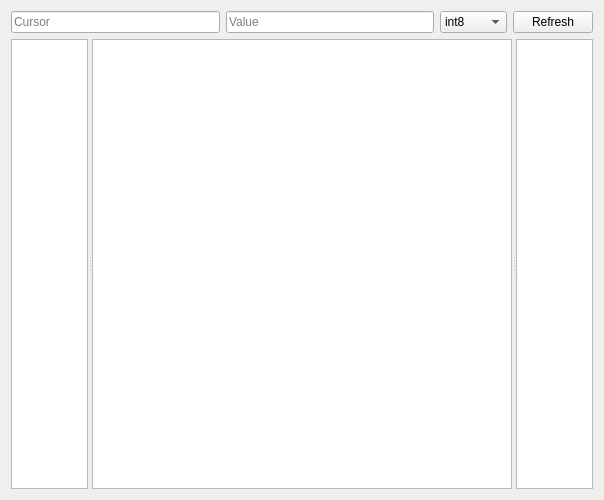
Above: ui/mem-editor.ui from allencch/med before the change. Below: the same form after it.
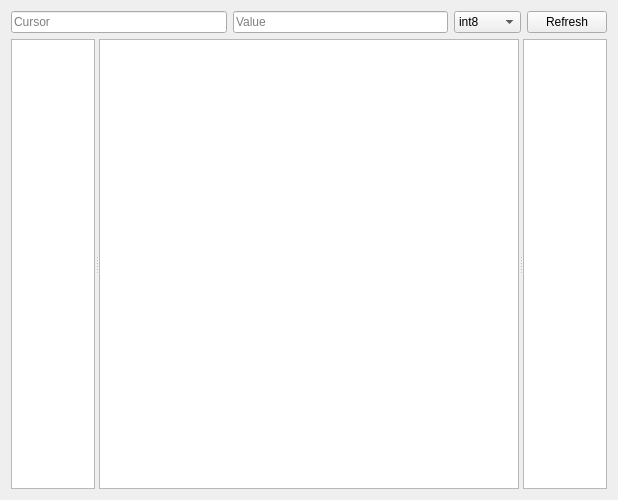
That is the form after the change.

```diff
--- a/ui/mem-editor.ui
+++ b/ui/mem-editor.ui
@@ -6,7 +6,7 @@
    <rect>
     <x>0</x>
     <y>0</y>
-    <width>604</width>
+    <width>618</width>
     <height>500</height>
    </rect>
   </property>
```
Left out of the diff: 5 changed lines with no effect on the pictures.
